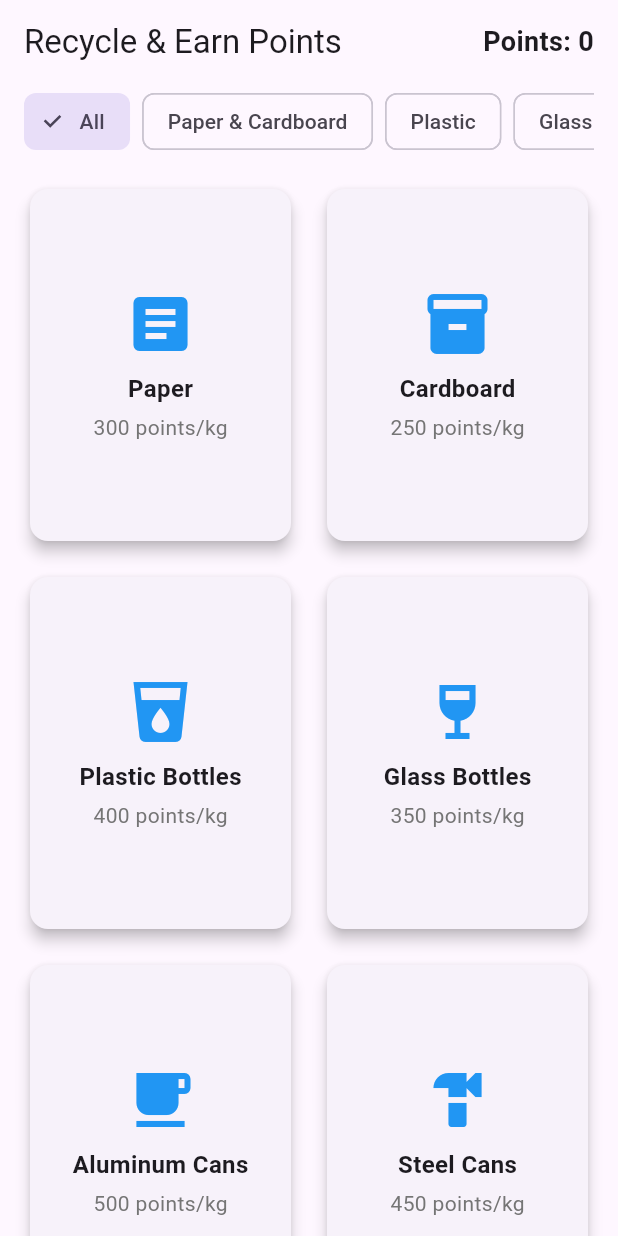
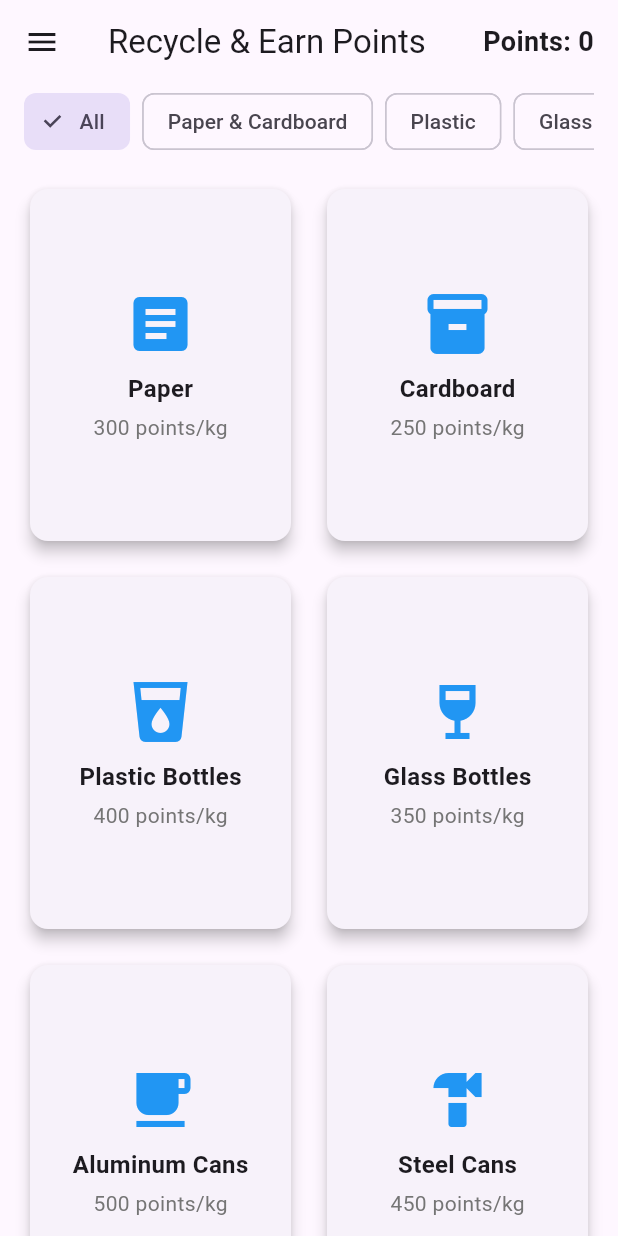
Before and after one commit to igmoiiz/Material-Recycle-Application---Prototype, a Flutter app: the screen it shows after launch, on a phone screen of 412 x 824 dp. Run offline on Flutter 3.47's test engine with Material 3 defaults, Android fonts, the light colour scheme and no system bars; our stand-ins replace sqflite; accounts and stored records are empty.

Commit message:
feat: add navigation drawer with logout functionality in home_page.dart

```diff
--- a/lib/Views/Interface/home_page.dart
+++ b/lib/Views/Interface/home_page.dart
@@ -1,5 +1,6 @@
 import 'package:flutter/material.dart';
 import 'package:recycle_application/Models/recycling_material.dart';
+import 'package:recycle_application/Views/Authentication/loogin_page.dart';
 
 class HomePage extends StatefulWidget {
   const HomePage({super.key});
@@ -18,6 +19,14 @@ class _HomePageState extends State<HomePage> {
   void dispose() {
     _amountController.dispose();
     super.dispose();
+  }
+
+  void _handleLogout() {
+    Navigator.pushAndRemoveUntil(
+      context,
+      MaterialPageRoute(builder: (context) => const LoginPage()),
+      (route) => false,
+    );
   }
 
   void _showMaterialDialog(RecyclingMaterial material) {
@@ -81,7 +90,47 @@ class _HomePageState extends State<HomePage> {
   @override
   Widget build(BuildContext context) {
     return Scaffold(
+      drawer: Drawer(
+        child: Column(
+          children: [
+            DrawerHeader(
+              decoration: BoxDecoration(color: Colors.blue[600]),
+              child: const Center(
+                child: Column(
+                  mainAxisAlignment: MainAxisAlignment.center,
+                  children: [
+                    Icon(Icons.recycling, size: 64, color: Colors.white),
+                    SizedBox(height: 16),
+                    Text(
+                      'EcoPoints',
+                      style: TextStyle(
+                        color: Colors.white,
+                        fontSize: 24,
+                        fontWeight: FontWeight.bold,
+                      ),
+                    ),
+                    Text(
+                      'Recycle & Earn Rewards',
+                      style: TextStyle(color: Colors.white, fontSize: 16),
+                    ),
+                  ],
+                ),
+              ),
+            ),
+            const Spacer(),
+            Padding(
+              padding: const EdgeInsets.all(16.0),
+              child: ListTile(
+                leading: const Icon(Icons.logout),
+                title: const Text('Logout'),
+                onTap: _handleLogout,
+              ),
+            ),
+          ],
+        ),
+      ),
       appBar: AppBar(
+        // automaticallyImplyLeading: false,
         title: const Text('Recycle & Earn Points'),
         actions: [
           Center(
```
